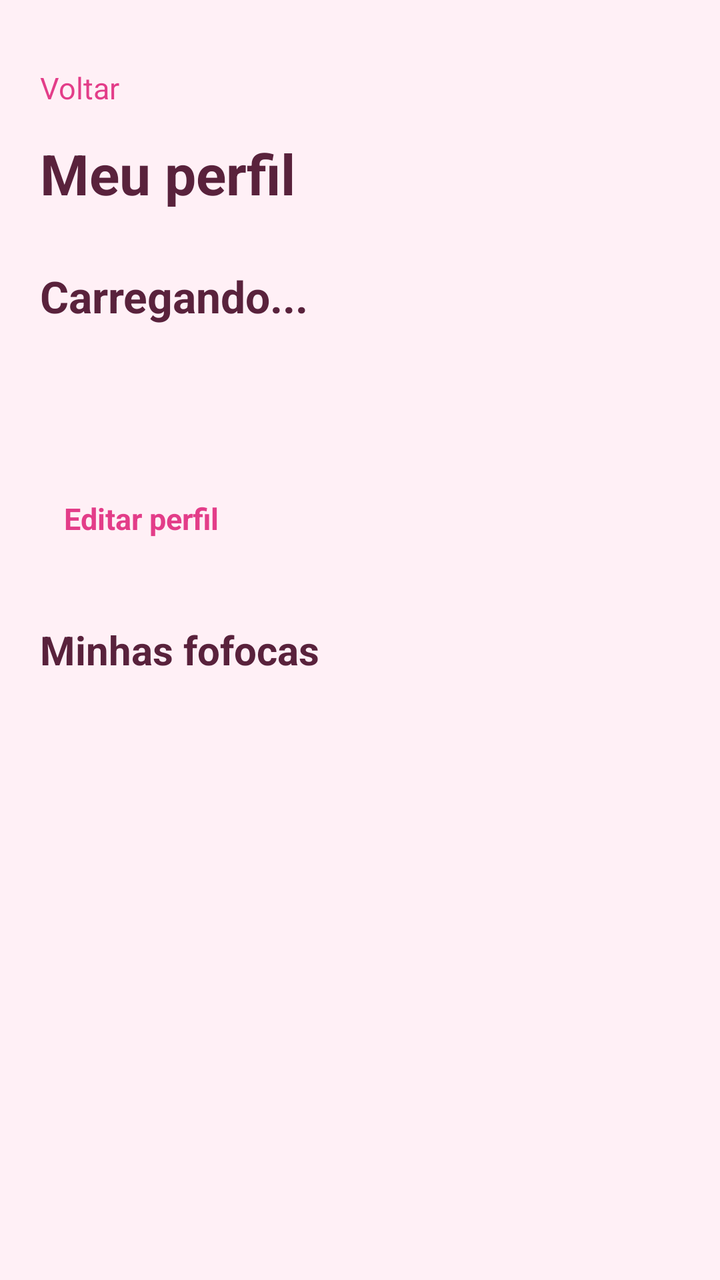
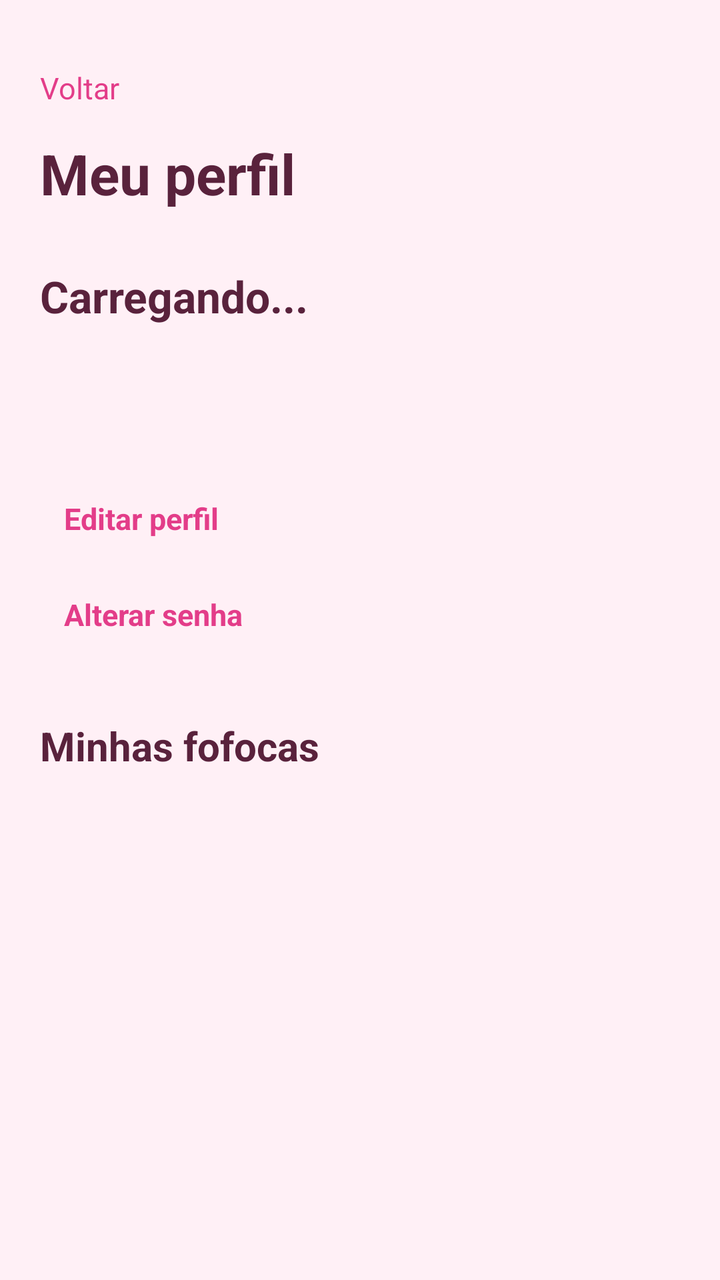

Before-and-after screenshots of an Android layout around one commit, followed by the original layout XML and the change that was made.
<!-- AndroidManifest.xml: application theme Theme.Fofoca -->
<!-- res/layout/activity_perfil.xml -->
<?xml version="1.0" encoding="utf-8"?>
<LinearLayout
    xmlns:android="http://schemas.android.com/apk/res/android"
    android:id="@+id/main"
    android:layout_width="match_parent"
    android:layout_height="match_parent"
    android:orientation="vertical"
    android:background="@color/fofoca_fundo"
    android:padding="20dp">

    <TextView
        android:id="@+id/tvVoltarPerfil"
        android:layout_width="wrap_content"
        android:layout_height="48dp"
        android:gravity="center_vertical"
        android:text="Voltar"
        android:textSize="15sp"
        android:textColor="@color/fofoca_rosa"/>

    <TextView
        android:layout_width="match_parent"
        android:layout_height="wrap_content"
        android:text="Meu perfil"
        android:textSize="28sp"
        android:textStyle="bold"
        android:textColor="@color/fofoca_texto"/>

    <TextView
        android:id="@+id/tvNomePerfil"
        android:layout_width="match_parent"
        android:layout_height="wrap_content"
        android:layout_marginTop="28dp"
        android:text="Carregando..."
        android:textSize="22sp"
        android:textStyle="bold"
        android:textColor="@color/fofoca_texto"/>

    <TextView
        android:id="@+id/tvUsuarioPerfil"
        android:layout_width="match_parent"
        android:layout_height="wrap_content"
        android:layout_marginTop="6dp"
        android:textSize="16sp"
        android:textColor="@color/fofoca_rosa"/>

    <TextView
        android:id="@+id/tvEmailPerfil"
        android:layout_width="match_parent"
        android:layout_height="wrap_content"
        android:layout_marginTop="14dp"
        android:textSize="14sp"
        android:textColor="@color/fofoca_secundario"/>

    <TextView
        android:id="@+id/tvEditarPerfil"
        android:layout_width="wrap_content"
        android:layout_height="48dp"
        android:layout_marginTop="12dp"
        android:gravity="center_vertical"
        android:paddingHorizontal="12dp"
        android:text="Editar perfil"
        android:textSize="15sp"
        android:textStyle="bold"
        android:textColor="@color/fofoca_rosa"/>


    <TextView
        android:layout_width="match_parent"
        android:layout_height="wrap_content"
        android:layout_marginTop="28dp"
        android:text="Minhas fofocas"
        android:textSize="20sp"
        android:textStyle="bold"
        android:textColor="@color/fofoca_texto"/>

    <TextView
        android:id="@+id/tvSemPostsPerfil"
        android:layout_width="match_parent"
        android:layout_height="wrap_content"
        android:layout_marginTop="16dp"
        android:text="Nenhuma fofoca publicada ainda."
        android:textSize="14sp"
        android:textColor="@color/fofoca_secundario"
        android:visibility="gone"/>

    <androidx.recyclerview.widget.RecyclerView
        android:id="@+id/rvPostsPerfil"
        android:layout_width="match_parent"
        android:layout_height="0dp"
        android:layout_weight="1"
        android:layout_marginTop="16dp"
        android:clipToPadding="false"/>

</LinearLayout>
<!-- resources referenced by this layout -->
<resources>
  <color name="fofoca_fundo">#FFF0F6</color>
  <color name="fofoca_rosa">#E33D89</color>
  <color name="fofoca_secundario">#986E84</color>
  <color name="fofoca_texto">#59223C</color>
  <style name="Theme.Fofoca" parent="Base.Theme.Fofoca" />
  <style name="Base.Theme.Fofoca" parent="Theme.Material3.DayNight.NoActionBar">
          
          
      </style>
</resources>

<!-- the commit's change to res/layout/activity_perfil.xml (unified diff, before → after) -->
@@ -63,6 +63,16 @@
         android:textStyle="bold"
         android:textColor="@color/fofoca_rosa"/>
 
+    <TextView
+        android:id="@+id/tvAlterarSenha"
+        android:layout_width="wrap_content"
+        android:layout_height="48dp"
+        android:gravity="center_vertical"
+        android:paddingHorizontal="12dp"
+        android:text="Alterar senha"
+        android:textSize="15sp"
+        android:textStyle="bold"
+        android:textColor="@color/fofoca_rosa"/>
 
     <TextView
         android:layout_width="match_parent"
